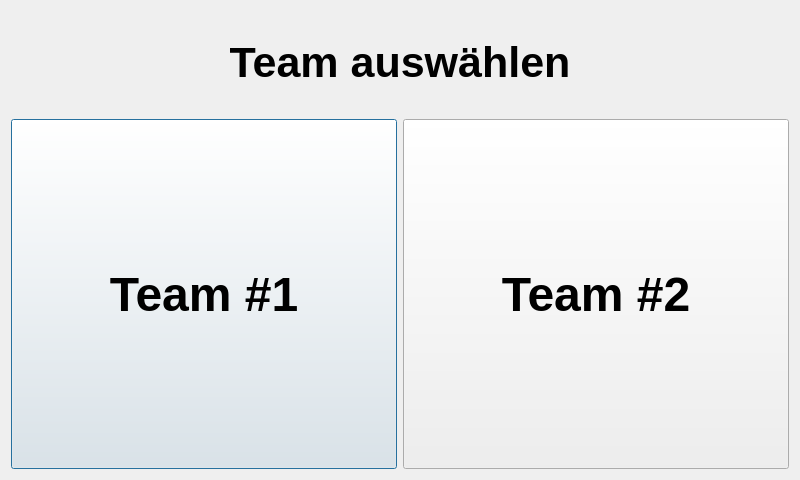
Old version of the form src/ui_elements/teamselection.ui in the repository AndreWohnsland/CocktailBerry.
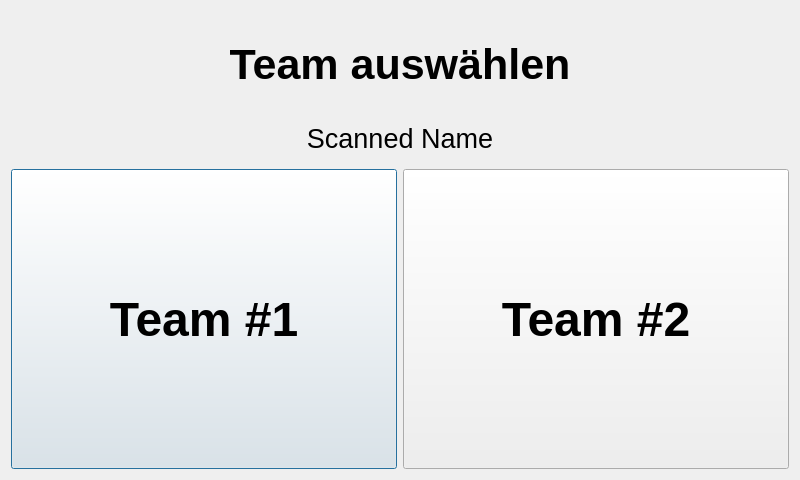
New version of the form.

Commit message: Add member selection to team window

Patch:
```diff
--- a/src/ui_elements/teamselection.ui
+++ b/src/ui_elements/teamselection.ui
@@ -49,7 +49,7 @@
      <property name="maximumSize">
       <size>
        <width>16777215</width>
-       <height>150</height>
+       <height>110</height>
       </size>
      </property>
      <property name="font">
@@ -70,6 +70,33 @@
      </property>
     </widget>
    </item>
+   <item>
+    <widget class="QLabel" name="person_label">
+     <property name="minimumSize">
+      <size>
+       <width>0</width>
+       <height>40</height>
+      </size>
+     </property>
+     <property name="maximumSize">
+      <size>
+       <width>16777215</width>
+       <height>40</height>
+      </size>
+     </property>
+     <property name="font">
+      <font>
+       <pointsize>20</pointsize>
+      </font>
+     </property>
+     <property name="text">
+      <string>Scanned Name</string>
+     </property>
+     <property name="alignment">
+      <set>Qt::AlignHCenter|Qt::AlignTop</set>
+     </property>
+    </widget>
+   </item>
    <item>
     <layout class="QHBoxLayout" name="horizontalLayout">
      <item>
@@ -77,7 +104,7 @@
        <property name="minimumSize">
         <size>
          <width>300</width>
-         <height>350</height>
+         <height>300</height>
         </size>
        </property>
        <property name="maximumSize">
@@ -106,7 +133,7 @@
        <property name="minimumSize">
         <size>
          <width>300</width>
-         <height>350</height>
+         <height>300</height>
         </size>
        </property>
        <property name="maximumSize">
```
The commit also changes 2 other files.
